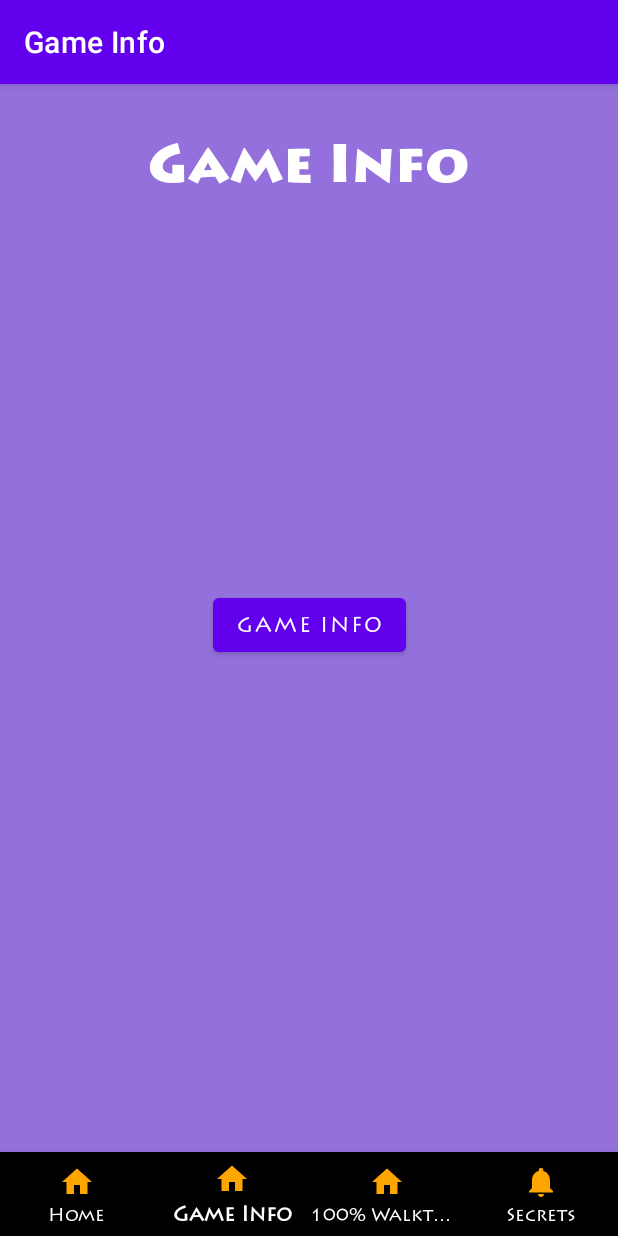
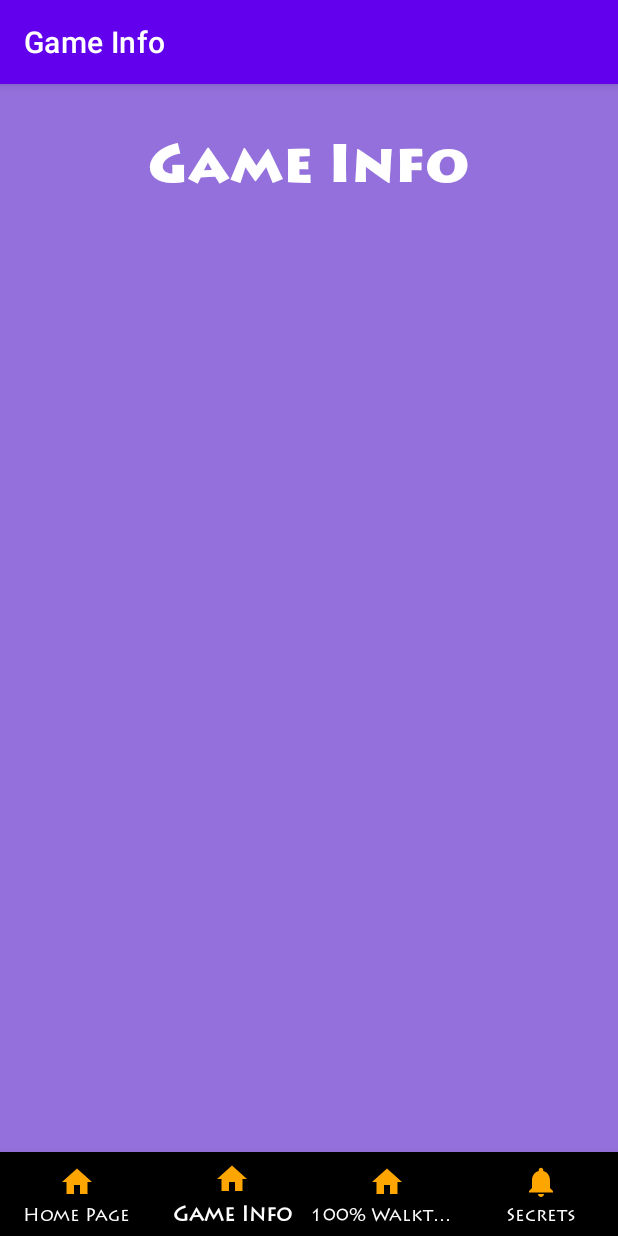
Before and after one commit to BenWilliams1/Mobile-Development-Spyro-2-Walkthrough, an Android app: the screen it shows after launch (MainActivity), item 2 of the bottom bar chosen, on a phone screen of 412 x 824 dp. Run offline under Robolectric (Android 15) with nearby library versions, the phone set to English and light mode, and no system bars; our stand-ins replace navigation-ui.

Commit message:
Home Page done

```diff
--- a/app/src/main/java/com/example/spyro2100walkthrough/MainActivity.kt
+++ b/app/src/main/java/com/example/spyro2100walkthrough/MainActivity.kt
@@ -18,15 +18,13 @@ class MainActivity : AppCompatActivity() {
         super.onCreate(savedInstanceState)
         setContentView(R.layout.activity_main)
 
-        val intent: Intent = Intent(applicationContext, Activity2::class.java)
-
-
-        val rollButton: Button = findViewById(R.id.button)
-        rollButton.setOnClickListener {
-            val toast = Toast.makeText(this, "Dice Rolled!", Toast.LENGTH_SHORT)
-            toast.show()
-            startActivity(intent)
-        }
+      //  val intent: Intent = Intent(applicationContext, Activity2::class.java)
+       // val rollButton: Button = findViewById(R.id.button)
+       // rollButton.setOnClickListener {
+       //     val toast = Toast.makeText(this, "Dice Rolled!", Toast.LENGTH_SHORT)
+       //     toast.show()
+       //     startActivity(intent)
+       // }
 
         val navView: BottomNavigationView = findViewById(R.id.nav_view)
 
--- a/app/src/main/java/com/example/spyro2100walkthrough/ui/gameinfo/GameInfoFragment.kt
+++ b/app/src/main/java/com/example/spyro2100walkthrough/ui/gameinfo/GameInfoFragment.kt
@@ -22,6 +22,7 @@ class GameInfoFragment : Fragment() {
         gameInfoViewModel =
             ViewModelProvider(this).get(GameInfoViewModel::class.java)
         val root = inflater.inflate(R.layout.fragment_gameinfo, container, false)
+
         val textView: TextView = root.findViewById(R.id.text_gameinfo)
         gameInfoViewModel.text.observe(viewLifecycleOwner, Observer {
             textView.text = it
--- a/app/src/main/java/com/example/spyro2100walkthrough/ui/home/HomeFragment.kt
+++ b/app/src/main/java/com/example/spyro2100walkthrough/ui/home/HomeFragment.kt
@@ -15,7 +15,6 @@ import com.example.spyro2100walkthrough.R
 class HomeFragment : Fragment() {
 
     private lateinit var homeViewModel: HomeViewModel
-
     override fun onCreateView(
             inflater: LayoutInflater,
             container: ViewGroup?,
@@ -24,6 +23,7 @@ class HomeFragment : Fragment() {
         homeViewModel =
                 ViewModelProvider(this).get(HomeViewModel::class.java)
         val root = inflater.inflate(R.layout.fragment_home, container, false)
+
         val textView: TextView = root.findViewById(R.id.text_home)
         homeViewModel.text.observe(viewLifecycleOwner, Observer {
             textView.text = it
@@ -31,6 +31,4 @@ class HomeFragment : Fragment() {
         return root
     }
 
-
-
 }
--- a/app/src/main/java/com/example/spyro2100walkthrough/ui/home/HomeViewModel.kt
+++ b/app/src/main/java/com/example/spyro2100walkthrough/ui/home/HomeViewModel.kt
@@ -14,5 +14,4 @@ class HomeViewModel : ViewModel() {
     }
     val text: LiveData<String> = _text
 
-
 }
--- a/app/src/main/java/com/example/spyro2100walkthrough/ui/secrets/SecretsViewModel.kt
+++ b/app/src/main/java/com/example/spyro2100walkthrough/ui/secrets/SecretsViewModel.kt
@@ -8,7 +8,7 @@ import androidx.lifecycle.ViewModel
 class SecretsViewModel : ViewModel() {
 
     private val _text = MutableLiveData<String>().apply {
-        value = "This is Secrets Fragment"
+        value = "Secrets"
     }
     val text: LiveData<String> = _text
 }
--- a/app/src/main/res/layout/activity_main.xml
+++ b/app/src/main/res/layout/activity_main.xml
@@ -37,23 +37,4 @@
         app:layout_constraintVertical_bias="0.0"
         app:navGraph="@navigation/mobile_navigation" />
 
-    <Button
-        android:id="@+id/button"
-        android:layout_width="wrap_content"
-        android:layout_height="wrap_content"
-        android:layout_marginStart="161dp"
-        android:layout_marginLeft="161dp"
-        android:layout_marginTop="355dp"
-        android:layout_marginEnd="157dp"
-        android:layout_marginRight="157dp"
-        android:layout_marginBottom="355dp"
-        android:fontFamily="@font/lithospro_regular"
-        android:text="Button"
-        app:layout_constraintBottom_toBottomOf="parent"
-        app:layout_constraintEnd_toEndOf="parent"
-        app:layout_constraintHorizontal_bias="0.0"
-        app:layout_constraintStart_toStartOf="parent"
-        app:layout_constraintTop_toBottomOf="@+id/nav_host_fragment"
-        app:layout_constraintVertical_bias="1.0" />
-
 </androidx.constraintlayout.widget.ConstraintLayout>
--- a/app/src/main/res/layout/fragment_gameinfo.xml
+++ b/app/src/main/res/layout/fragment_gameinfo.xml
@@ -25,25 +25,9 @@
         app:layout_constraintHorizontal_bias="0.0"
         app:layout_constraintStart_toStartOf="parent"
         app:layout_constraintTop_toTopOf="parent"
-        app:layout_constraintVertical_bias="0.031" />
+        app:layout_constraintVertical_bias="0.031"
+        android:gravity="center_horizontal" />
 
-    <Button
-        android:id="@+id/button2"
-        android:layout_width="wrap_content"
-        android:layout_height="wrap_content"
-        android:layout_marginStart="162dp"
-        android:layout_marginLeft="162dp"
-        android:layout_marginTop="259dp"
-        android:layout_marginEnd="157dp"
-        android:layout_marginRight="157dp"
-        android:layout_marginBottom="366dp"
-        android:fontFamily="@font/lithospro_regular"
-        android:text="@string/button2"
-        app:layout_constraintBottom_toBottomOf="parent"
-        app:layout_constraintEnd_toEndOf="parent"
-        app:layout_constraintHorizontal_bias="0.567"
-        app:layout_constraintStart_toStartOf="parent"
-        app:layout_constraintTop_toBottomOf="@+id/text_gameinfo"
-        app:layout_constraintVertical_bias="0.0" />
+
 
 </androidx.constraintlayout.widget.ConstraintLayout>
--- /dev/null
+++ b/app/src/main/res/values/ids.xml
@@ -0,0 +1,4 @@
+<?xml version="1.0" encoding="utf-8"?>
+<resources>
+    <item name="text_home" type="id" />
+</resources>
--- a/app/src/main/res/values/strings.xml
+++ b/app/src/main/res/values/strings.xml
@@ -1,10 +1,29 @@
 <resources>
+    <!--Titles-->
     <string name="app_name">Spyro 2 100% Walkthrough</string>
-    <string name="title_home">Home</string>
+    <string name="title_home">Home Page</string>
     <string name="title_gameinfo">Game Info</string>
     <string name="title_walkthrough">100% Walkthrough</string>
     <string name="title_secrets">Secrets</string>
     <string name="spyro_2_reignited_trilogy">Spyro 2 Reignited Trilogy</string>
-    <string name="button1">Glimmer</string>
-    <string name="button2">Game Info</string>
+
+    <!--HomePage Text-->
+    <string name="intro_home">This App is a walkthrough/100% guide to fully complete Spyro 2 with all gems, orbs and secrets. This app also has information on the game as well as some hidden secrets and glitches.</string>
+
+    <!--GameInfo Text-->
+
+    <!--Character Descriptions-->
+
+    <!--Walkthrough Text-->
+
+    <!--Secrets Text-->
+
+    <!--Content Descriptions-->
+    <string name ="home_title_description">Home Page Title</string>
+    <string name ="home_spyro_image_description">Image of Spyro</string>
+    <string name ="home_orb_image_description">Image of the collectable orbs in the game</string>
+    <string name ="home_gem_image_description">Image of the collectable gems in the game</string>
+    <string name ="home_talisman_image_description">Image of the collectable talismans in the game</string>
+
+
 </resources>
```
Also changed, not shown: app/src/main/res/layout/fragment_home.xml (+85 -14 lines), app/src/main/res/layout/fragment_secrets.xml (+5 -3 lines), app/src/main/res/drawable/vector_gem.png (added), app/src/main/res/drawable/vector_talisman.png (added), 6 other files.
